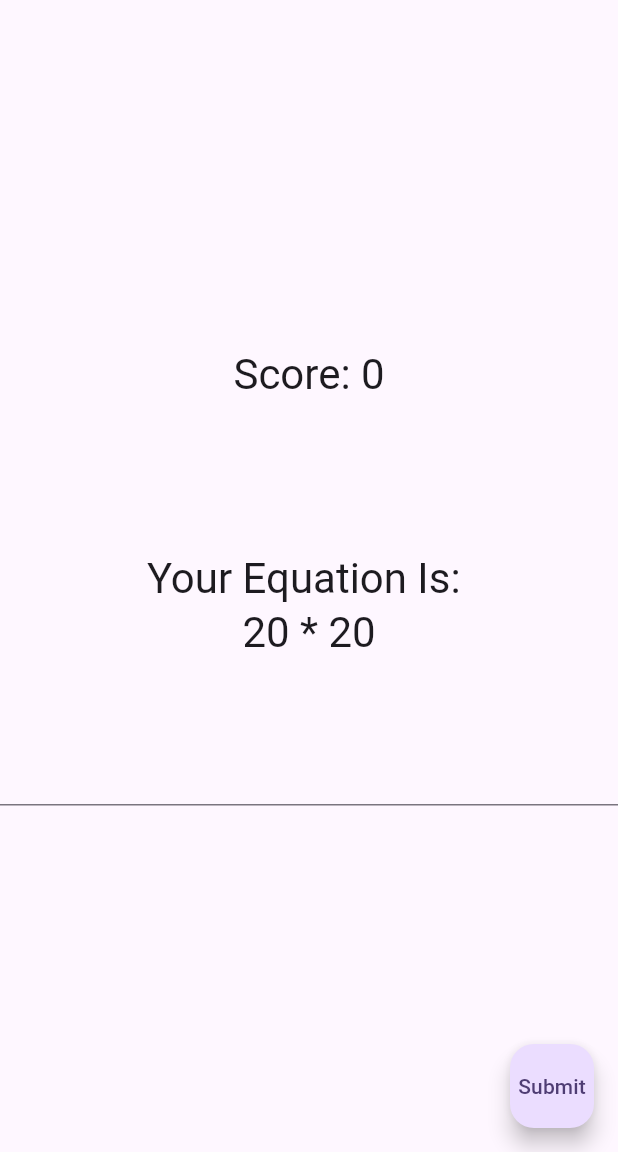
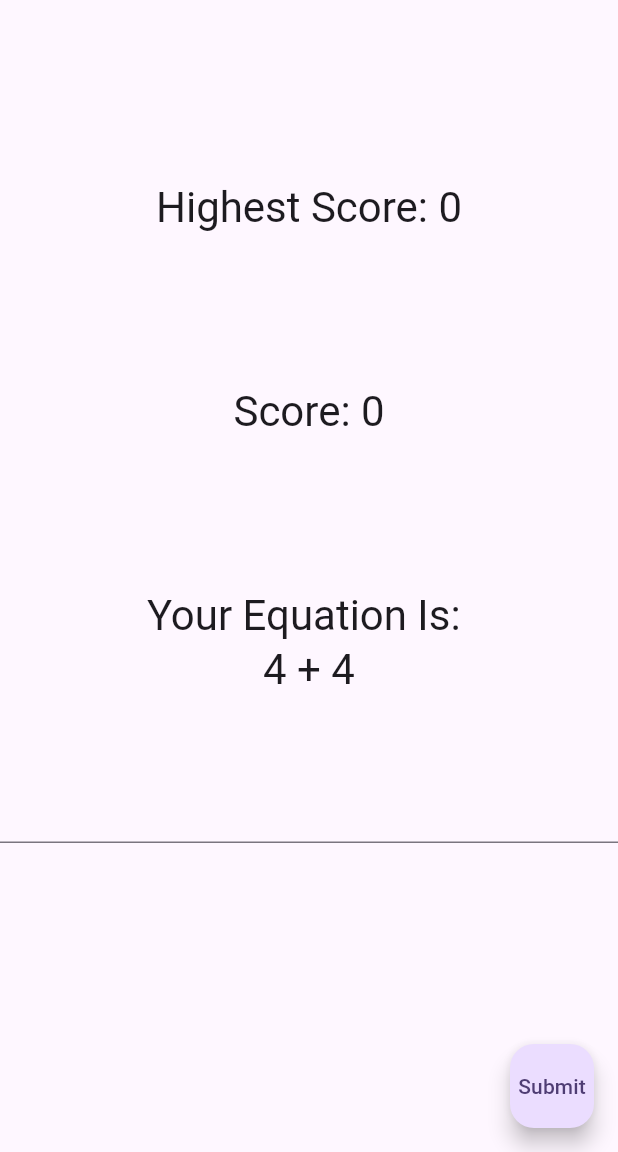
Before and after one commit to GitBean67/equation_expedition, a Flutter app: the screen it shows after launch, after a tap on "Submit", on a phone screen of 412 x 824 dp, the part 84-1236 px from its top. Run offline on Flutter 3.47's test engine with Material 3 defaults, Android fonts, the phone set to English and light mode, and no system bars; our stand-ins replace hive, hive_flutter; accounts and stored records are empty; generated files the repository leaves out were written again; statements that could not run were skipped.

Commit message:
Incomplete Hive code. Couldn't get generator to work.

```diff
--- a/lib/main.dart
+++ b/lib/main.dart
@@ -1,8 +1,14 @@
 import 'dart:math';
+import 'package:flutter/material.dart';
+import 'package:hive_flutter/hive_flutter.dart';
 
-import 'package:flutter/material.dart';
+//part 'task.g.dart';
 
-void main() {
+Future<void> main() async {
+  WidgetsFlutterBinding.ensureInitialized();
+  Hive.registerAdapter<Task>(TaskAdapter());
+  await Hive.openBox<Task>('tasks');
+  await Hive.initFlutter();                     // added for Hive
   runApp(const MyApp());
 }
 
@@ -36,13 +42,35 @@ class _MyHomePageState extends State<MyHomePage> {
   int _answer = 0;
   int _userAnswer = 0;
   int _score = 0;
+  int _highestScore = 0;
+  String  _result = "";
 
   void _equationCreator() {
     setState(() {
-      int _firstNumber = Random().nextInt(100); // Value is >= 0 and < 100
-      int _secondNumber = Random().nextInt(100); // Value is >= 0 and < 100
+      int _determiner = Random().nextInt(3); // Value is >= 0 and < 3
+      int _firstNumber = Random().nextInt(12); // Value is >= 0 and < 100
+      int _secondNumber = Random().nextInt(12); // Value is >= 0 and < 100
+      if (_determiner == 0) //multiplication
+        {
           _equation = "$_firstNumber * $_secondNumber";
           _answer = _firstNumber * _secondNumber;
+          print(_answer);
+        }
+      else if (_determiner == 1 && _firstNumber / _secondNumber == int && _firstNumber != 0) {
+        _equation = "$_firstNumber / $_secondNumber";
+        _answer = (_firstNumber / _secondNumber) as int;
+        print(_answer);
+      }
+      else if (_determiner == 2) {
+        _equation = "$_firstNumber - $_secondNumber";
+        _answer = _firstNumber - _secondNumber;
+        print(_answer);
+      }
+      else {
+        _equation = "$_firstNumber + $_secondNumber";
+        _answer = _firstNumber + _secondNumber;
+        print(_answer);
+      }
     });
   }
 
@@ -59,6 +87,12 @@ class _MyHomePageState extends State<MyHomePage> {
           mainAxisAlignment: MainAxisAlignment.center,
           children: <Widget>[
         Text(
+        'Highest Score: $_highestScore', style: Theme.of(context).textTheme.headlineMedium,
+        ),
+        SizedBox(
+          height: 100,
+        ),
+            Text(
               'Score: $_score', style: Theme.of(context).textTheme.headlineMedium,
             ),
             SizedBox(
@@ -74,24 +108,34 @@ class _MyHomePageState extends State<MyHomePage> {
               height: 50,
             ),
             TextField(
-              controller: _userAnswerTextField,
+              controller: _userAnswerTextField
+            ),
+            SizedBox(
+              height: 50,
+            ),
+            Text(
+              '$_result', style: Theme.of(context).textTheme.headlineMedium,
             ),
           ],
         ),
       ),
       floatingActionButton: FloatingActionButton(
         onPressed: () {
-          _userAnswer = int.parse(_userAnswerTextField as String);
+          print("in on click ==========");
+            setState(() {
+              _userAnswer = int.parse(_userAnswerTextField.text);
               if (_userAnswer == _answer) {
                 _score++;
+                _result = "Correct! The answer was $_answer";
+                _equationCreator();
+
+              }
+              else {
+                _result = "Incorrect! The answer was $_answer";
                 _equationCreator();
               }
-          else
-            {
-              _equationCreator();
-            }
+            });
         },
-        tooltip: 'Increment',
         child: const Text('Submit'),
       ),
     );
--- /dev/null
+++ b/lib/models/task.dart
@@ -0,0 +1,18 @@
+
+import 'package:hive/hive.dart';
+
+part 'task.g.dart';  // red unline is OK for now
+
+@HiveType(typeId: 0)
+class Task {
+  @HiveField(0)
+  int highestScore;
+
+  Task({
+    required this.highestScore,
+  });
+  @override
+  int get hashCode => Object.hashAll([
+    highestScore,
+  ]);
+}
--- a/pubspec.yaml
+++ b/pubspec.yaml
@@ -30,7 +30,8 @@ environment:
 dependencies:
   flutter:
     sdk: flutter
-
+  hive: any               # added for hive
+  hive_flutter: any       # added for hive
 
   # The following adds the Cupertino Icons font to your application.
   # Use with the CupertinoIcons class for iOS style icons.
@@ -39,6 +40,8 @@ dependencies:
 dev_dependencies:
   flutter_test:
     sdk: flutter
+  build_runner: ^2.1.0              # added for hive
+  hive_generator: any               # added for hive
 
   # The "flutter_lints" package below contains a set of recommended lints to
   # encourage good coding practices. The lint set provided by the package is
```
Also changed, not shown: pubspec.lock. Lines whose indentation alone changed are shown as unchanged.
